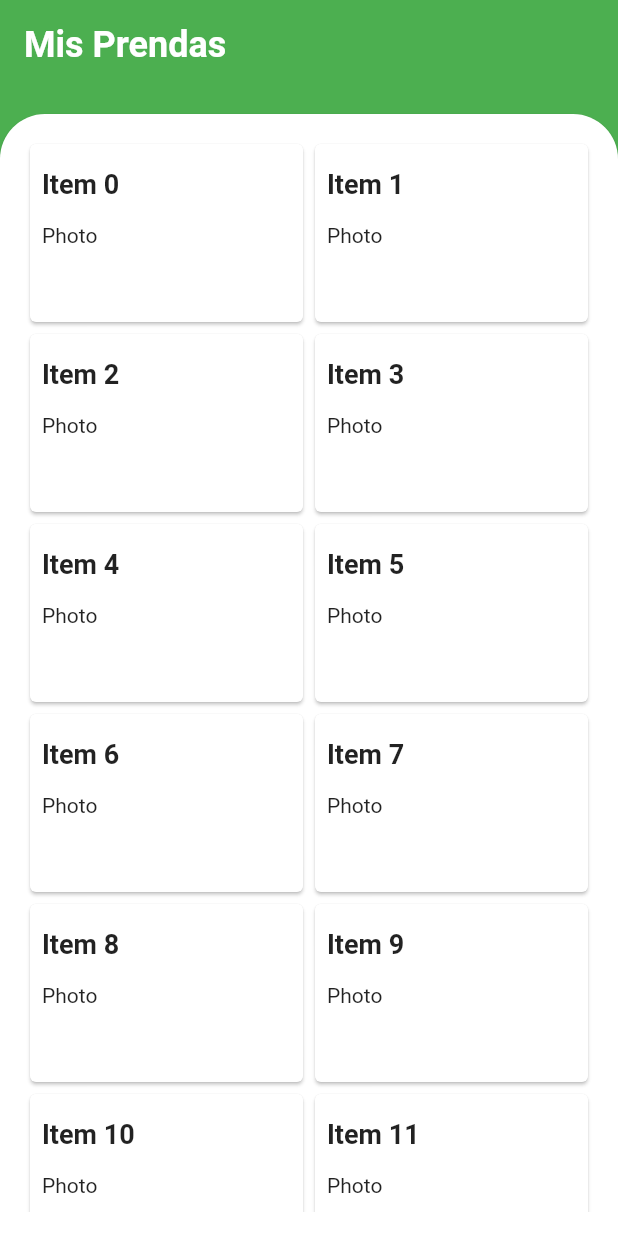
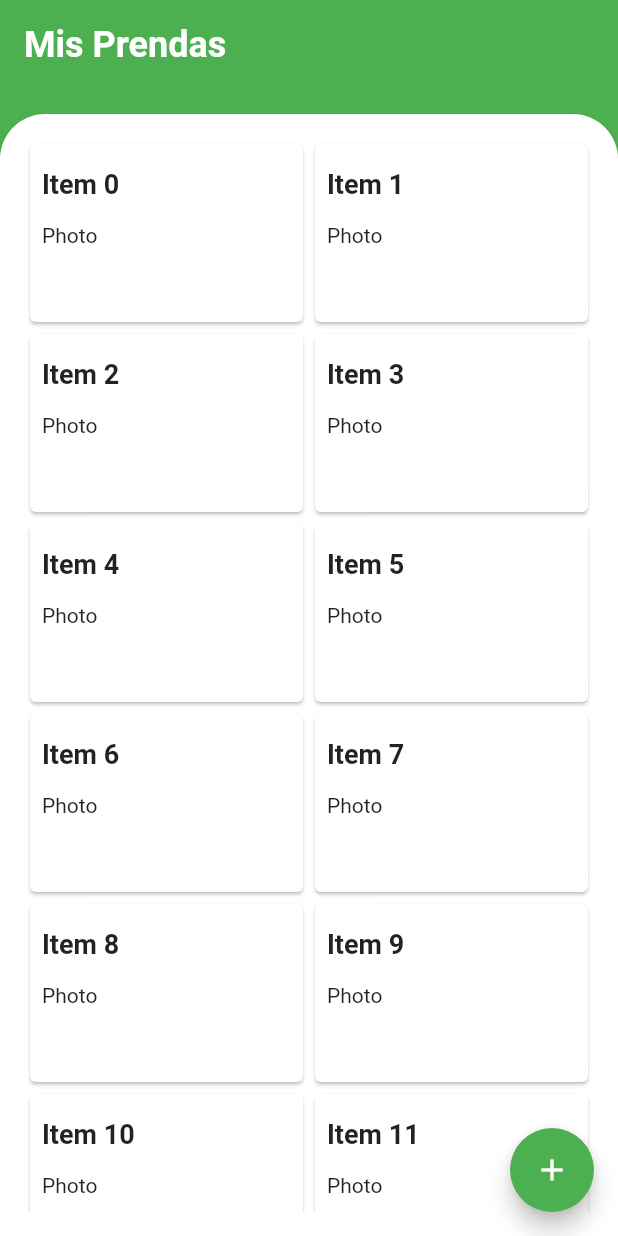
Before and after one commit to HenryCaicedo/Rackity, a Flutter app: the ClosetTab screen opened directly, on a phone screen of 412 x 824 dp. Run offline on Flutter 3.47's test engine with Material 2 defaults, Android fonts, the phone set to English and light mode, and no system bars.

Commit message:
Botón de + en closet
Se agregó el botón de + a closet

```diff
--- a/lib/tabs/closet_tab.dart
+++ b/lib/tabs/closet_tab.dart
@@ -6,9 +6,7 @@ class ClosetTab extends StatelessWidget {
   @override
   Widget build(BuildContext context) {
     return Scaffold(
-      backgroundColor: Theme.of(context)
-          .colorScheme
-          .primary, // add this line to set the background color
+      backgroundColor: Theme.of(context).colorScheme.primary,
       body: SafeArea(
         child: Column(
           children: [
@@ -26,7 +24,6 @@ class ClosetTab extends StatelessWidget {
             ),
             Expanded(
               child: Container(
-                // Set width to screen width
                 child: Card(
                   shape: RoundedRectangleBorder(
                     borderRadius: BorderRadius.only(
@@ -34,8 +31,7 @@ class ClosetTab extends StatelessWidget {
                       topRight: Radius.circular(30.0),
                     ),
                   ),
-                    margin: EdgeInsets.fromLTRB(
-                        0.0, 16.0, 0.0, 0.0), // Added bottom padding of 0.0
+                  margin: EdgeInsets.fromLTRB(0.0, 16.0, 0.0, 0.0),
                   child: Padding(
                     padding: EdgeInsets.all(16.0),
                     child: GridView.builder(
@@ -80,12 +76,22 @@ class ClosetTab extends StatelessWidget {
                         );
                       },
                     ),
-                    )),
+                  ),
+                ),
               ),
             )
           ],
         ),
       ),
+      floatingActionButton: FloatingActionButton(
+        onPressed: () {
+          // Add your logic for the button here
+        },
+        child: Icon(Icons.add),
+        backgroundColor: Theme.of(context).primaryColor,
+        foregroundColor: Colors.white,
+      ),
+      floatingActionButtonLocation: FloatingActionButtonLocation.endFloat,
     );
   }
 }
```
Lines whose indentation alone changed are shown as unchanged.
